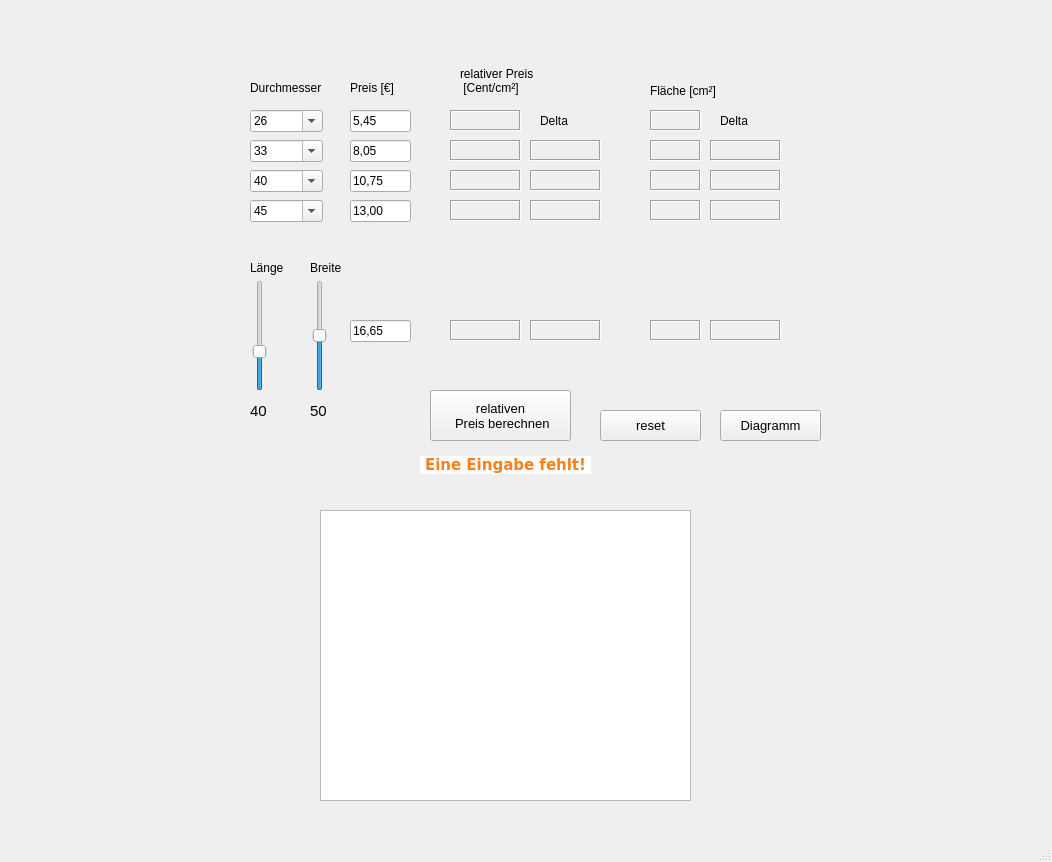
Old version of the form PizzaCalculator.ui in the repository kretschmer1982/PizzaCalculator.
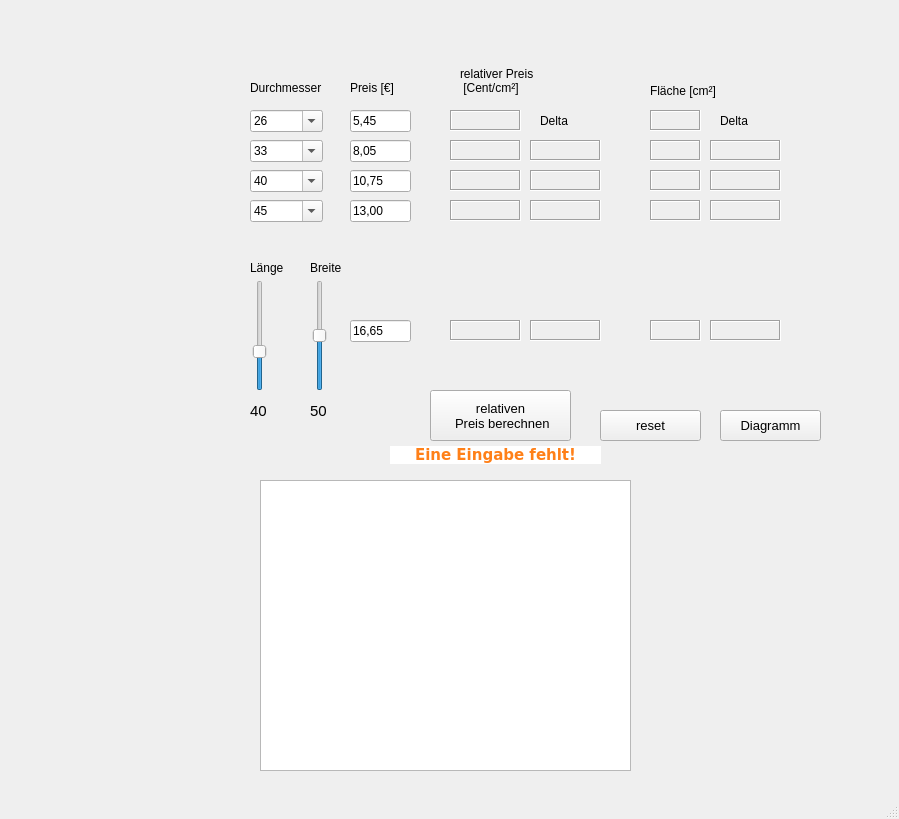
New version of the form. Icons and pictures are not drawn. Custom widgets are drawn as their Qt base class.

Commit message: reduce starting Heigth

Patch:
```diff
--- a/PizzaCalculator.ui
+++ b/PizzaCalculator.ui
@@ -9,10 +9,16 @@
    <rect>
     <x>0</x>
     <y>0</y>
-    <width>1052</width>
-    <height>862</height>
+    <width>899</width>
+    <height>819</height>
    </rect>
   </property>
+  <property name="sizePolicy">
+   <sizepolicy hsizetype="Fixed" vsizetype="Fixed">
+    <horstretch>0</horstretch>
+    <verstretch>0</verstretch>
+   </sizepolicy>
+  </property>
   <property name="windowTitle">
    <string>PizzaCalculator</string>
   </property>
@@ -1016,9 +1022,9 @@
     </property>
     <property name="geometry">
      <rect>
-      <x>420</x>
-      <y>450</y>
-      <width>171</width>
+      <x>390</x>
+      <y>440</y>
+      <width>211</width>
       <height>31</height>
      </rect>
     </property>
@@ -1035,8 +1041,8 @@
    <widget class="PlotWidget" name="diagram_GV">
     <property name="geometry">
      <rect>
-      <x>320</x>
-      <y>510</y>
+      <x>260</x>
+      <y>480</y>
       <width>371</width>
       <height>291</height>
      </rect>
```
Left out of the diff: 5 changed lines with no effect on the pictures. The commit also changes 2 other files.
